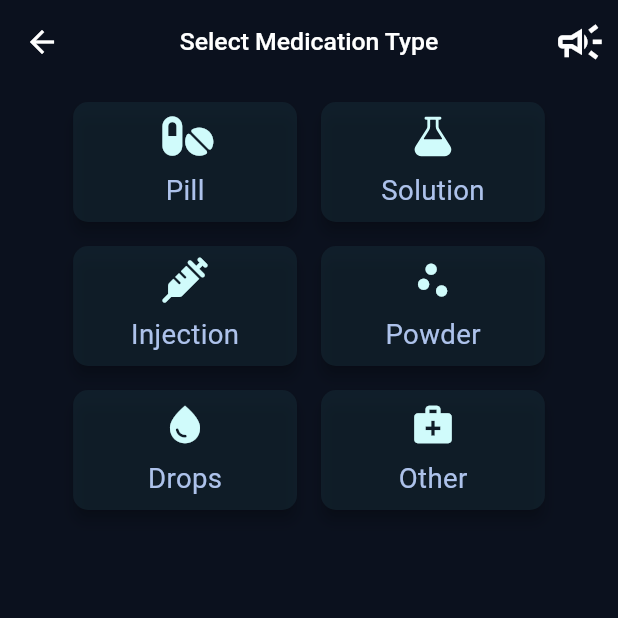
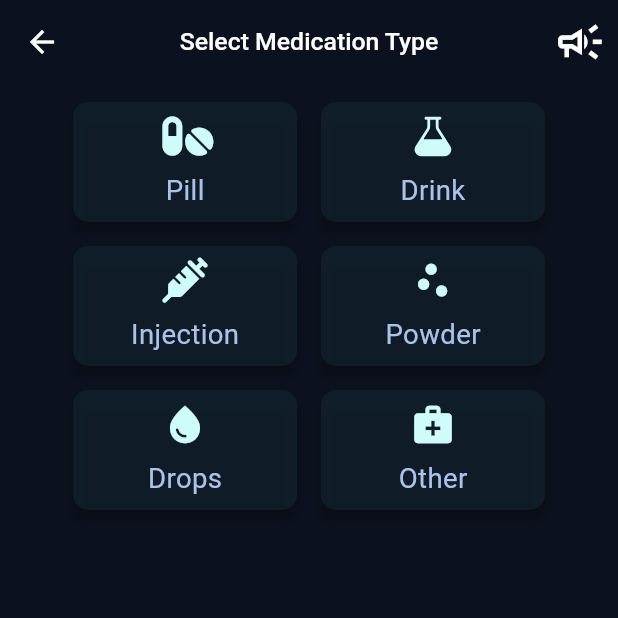
Before and after one commit to ElGreKost/PillMate, a Flutter app: the SelectMedicationTypeScreen screen opened by its route, on a phone screen of 412 x 824 dp, the top half of it. Run offline on Flutter 3.47's test engine with Material 3 defaults, Android fonts, the phone set to English and light mode, and no system bars; our stand-ins replace cached_network_image, flutter_svg, font_awesome_flutter, google_nav_bar, hive, hive_flutter and 2 more; missing offline and left inert: day_night_time_picker, day_picker; accounts and stored records are empty; project files that could hold a hidden picture were left out.

Commit message:
changed a name in select_medication_type_screen.dart and noted a bug in med_list_tile.dart

```diff
--- a/pillmate-v1.0.2/lib/presentation/select_medication_type_screen/select_medication_type_screen.dart
+++ b/pillmate-v1.0.2/lib/presentation/select_medication_type_screen/select_medication_type_screen.dart
@@ -15,7 +15,7 @@ class SelectMedicationTypeScreen extends StatefulWidget {
     Key? key,
     this.medicationTypes = const [
       {'type': 'Pill', 'icon': FontAwesomeIcons.pills},
-      {'type': 'Solution', 'icon': Ionicons.flask},
+      {'type': 'Drink', 'icon': Ionicons.flask},
       {'type': 'Injection', 'icon': FontAwesomeIcons.syringe},
       {'type': 'Powder', 'icon': Icons.scatter_plot},
       {'type': 'Drops', 'icon': Icons.water_drop},
```
Also changed, not shown: pillmate-v1.0.2/lib/widgets/med_list_tile.dart (+8 -4 lines).
